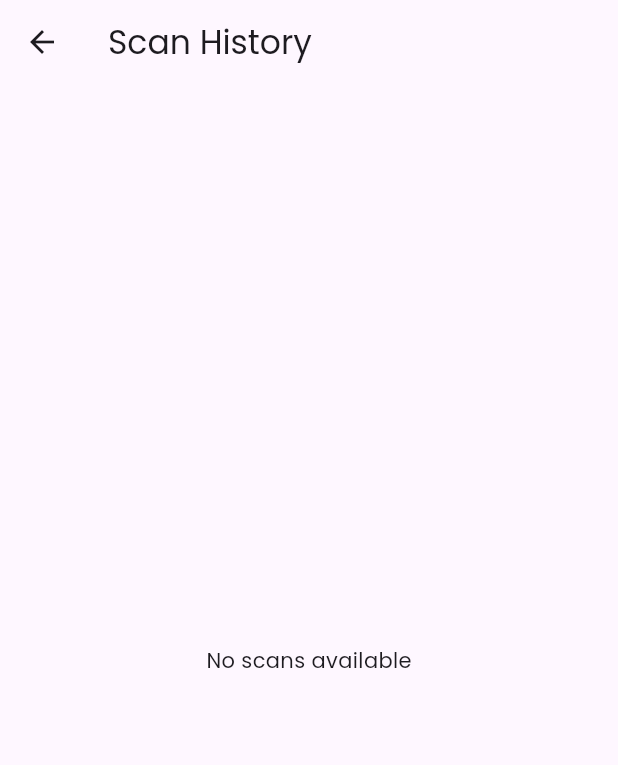
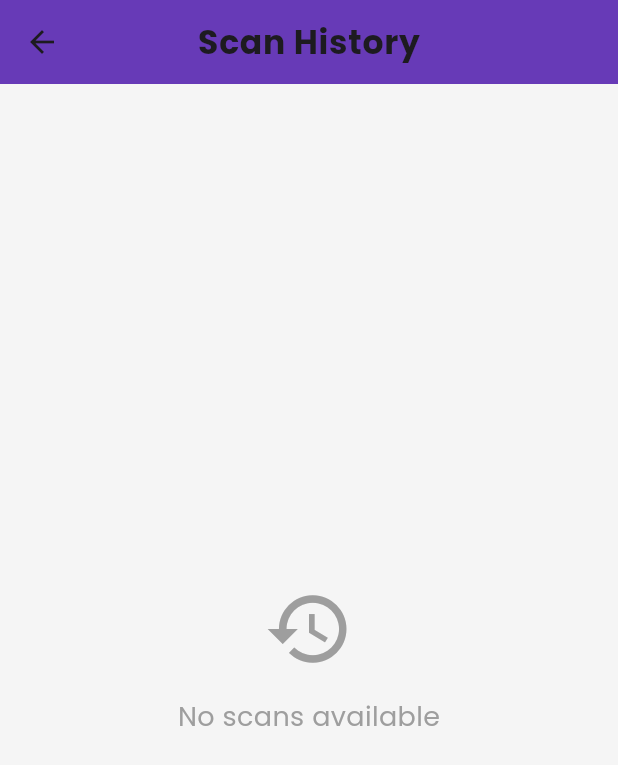
Before and after one commit to arafat-jahan/QuickScan-Smart-QR-Barcode-Scanner-App, a Flutter app: the HistoryPage screen opened directly, on a phone screen of 412 x 824 dp. Shown: the top 765 px of the screen. Run offline on Flutter 3.47's test engine with Material 3 defaults, Android fonts, the phone set to English and light mode, and no system bars; our stand-ins replace flutter_slidable, fluttertoast, google_fonts, hive, hive_flutter, permission_handler and 1 more; missing offline and left inert: mobile_scanner; accounts and stored records are empty.

Commit message:
Add professional Scan History UI with swipe-to-delete and empty state

```diff
--- a/lib/screens/history_screen.dart
+++ b/lib/screens/history_screen.dart
@@ -9,19 +9,65 @@ class HistoryPage extends StatelessWidget {
   @override
   Widget build(BuildContext context) {
     return Scaffold(
-      appBar: AppBar(title: const Text("Scan History")),
+      backgroundColor: Colors.grey[100],
+      appBar: AppBar(
+        title: const Text(
+          "Scan History",
+          style: TextStyle(
+            fontWeight: FontWeight.bold,
+            letterSpacing: 0.5,
+          ),
+        ),
+        elevation: 0,
+        backgroundColor: Colors.deepPurple,
+        centerTitle: true,
+      ),
       body: ValueListenableBuilder(
         valueListenable: Hive.box<ScanModel>('scans').listenable(),
         builder: (context, Box<ScanModel> box, _) {
           if (box.isEmpty) {
-            return const Center(child: Text("No scans available"));
+            return Center(
+              child: Column(
+                mainAxisAlignment: MainAxisAlignment.center,
+                children: const [
+                  Icon(Icons.history, size: 60, color: Colors.grey),
+                  SizedBox(height: 16),
+                  Text(
+                    "No scans available",
+                    style: TextStyle(fontSize: 18, color: Colors.grey),
+                  ),
+                ],
+              ),
+            );
           }
 
-          return ListView.builder(
+          return ListView.separated(
+            padding: const EdgeInsets.all(12),
             itemCount: box.length,
+            separatorBuilder: (_, __) => const SizedBox(height: 12),
             itemBuilder: (_, index) {
               final scan = box.getAt(index)!;
-              return ScanCard(scan: scan, index: index);
+
+              return Dismissible(
+                key: Key(scan.key.toString()),
+                direction: DismissDirection.endToStart,
+                background: Container(
+                  padding: const EdgeInsets.symmetric(horizontal: 20),
+                  alignment: Alignment.centerRight,
+                  decoration: BoxDecoration(
+                    color: Colors.red,
+                    borderRadius: BorderRadius.circular(12),
+                  ),
+                  child: const Icon(Icons.delete, color: Colors.white),
+                ),
+                onDismissed: (_) {
+                  scan.delete();
+                  ScaffoldMessenger.of(context).showSnackBar(
+                    const SnackBar(content: Text("Scan deleted")),
+                  );
+                },
+                child: ScanCard(scan: scan, index: index),
+              );
             },
           );
         },
```
